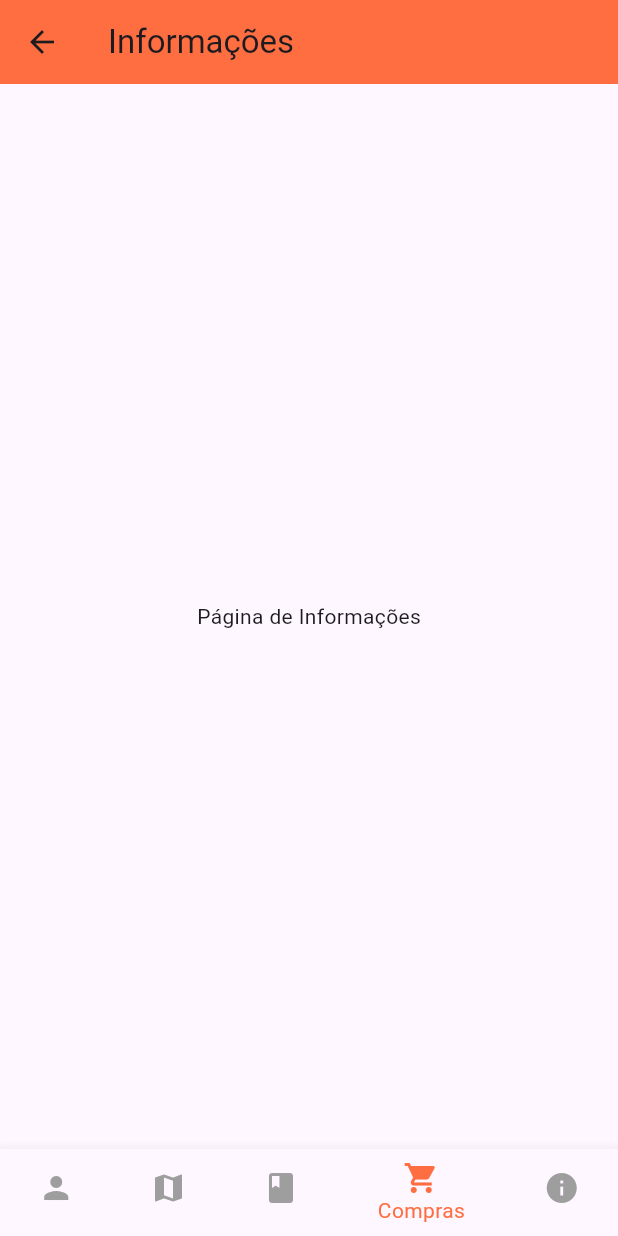
After one commit to Coraville/TCC_CELIAPP, a Flutter app: the screen it shows after launch, item 4 of the bottom bar chosen, on a phone screen of 412 x 824 dp. The commit adds this screen. Run offline on Flutter 3.47's test engine with Material 3 defaults, Android fonts, the phone set to English and light mode, and no system bars.

Commit message:
Telas novas + rodapé

```diff
--- /dev/null
+++ b/lib/info_page.dart
@@ -0,0 +1,54 @@
+import 'package:flutter/material.dart';
+
+class InfoPage extends StatefulWidget {
+  const InfoPage({super.key});
+
+  @override
+  State<InfoPage> createState() => _InfoPageState();
+}
+
+class _InfoPageState extends State<InfoPage> {
+  int _selectedIndex = 3;
+
+  void _onItemTapped(int index) {
+    setState(() {
+      _selectedIndex = index;
+    });
+
+    switch (index) {
+      case 0:
+        Navigator.pushNamed(context, '/profile');
+        break;
+      case 1:
+        Navigator.pushNamed(context, '/map');
+        break;
+      case 2:
+        Navigator.pushNamed(context, '/recipes');
+        break;
+      case 3:
+        Navigator.pushNamed(context, '/info');
+        break;
+    }
+  }
+
+  @override
+  Widget build(BuildContext context) {
+    return Scaffold(
+      appBar: AppBar(title: const Text('Informações'), backgroundColor: Colors.deepOrangeAccent),
+      body: const Center(child: Text('Página de Informações')),
+      bottomNavigationBar: BottomNavigationBar(
+        currentIndex: _selectedIndex,
+        onTap: _onItemTapped,
+        selectedItemColor: Colors.deepOrangeAccent,
+        unselectedItemColor: Colors.grey,
+        items: const [
+          BottomNavigationBarItem(icon: Icon(Icons.person), label: 'Perfil'),
+          BottomNavigationBarItem(icon: Icon(Icons.map), label: 'Mapa'),
+          BottomNavigationBarItem(icon: Icon(Icons.book), label: 'Receitas'),
+          BottomNavigationBarItem(icon: Icon(Icons.shopping_cart), label: 'Compras'),
+          BottomNavigationBarItem(icon: Icon(Icons.info), label: 'Informações'),
+        ],
+      ),
+    );
+  }
+}
--- a/lib/main.dart
+++ b/lib/main.dart
@@ -1,5 +1,9 @@
 import 'package:flutter/material.dart';
 import 'shopping_list_page.dart';
+import 'profile_page.dart';
+import 'map_page.dart';
+import 'recipes_page.dart';
+import 'info_page.dart';
 
 void main() {
   runApp(const MyApp());
@@ -16,7 +20,14 @@ class MyApp extends StatelessWidget {
         primarySwatch: Colors.orange,
         visualDensity: VisualDensity.adaptivePlatformDensity,
       ),
-      home: const ShoppingListPage(), // Página da lista de compras
+      initialRoute: '/',
+      routes: {
+        '/': (context) => const ShoppingListPage(),
+        '/profile': (context) => const ProfilePage(),
+        '/map': (context) => const MapPage(),
+        '/recipes': (context) => const RecipesPage(),
+        '/info': (context) => const InfoPage(),
+      },
     );
   }
 }
```
Also changed, not shown: lib/map_page.dart (added, +54 -0 lines), lib/profile_page.dart (added, +54 -0 lines), lib/recipes_page.dart (added, +54 -0 lines), lib/shopping_list_page.dart (+50 -8 lines).
